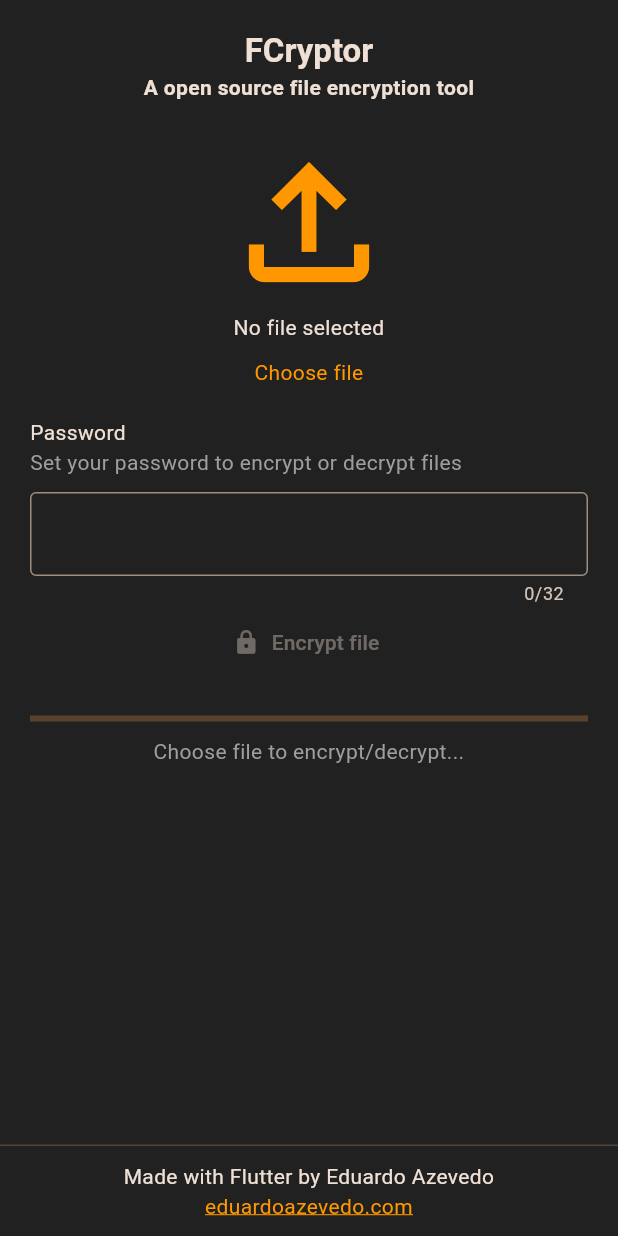
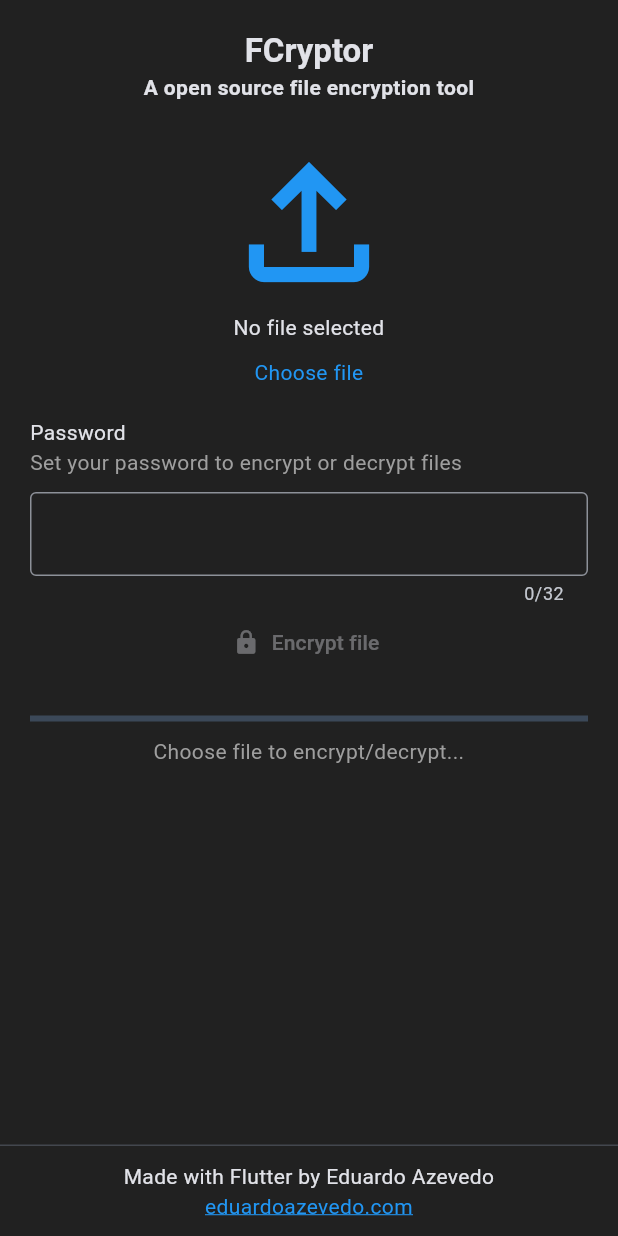
Before and after one commit to eduardoazvd17/fcryptor, a Flutter app: the screen it shows after launch, on a phone screen of 412 x 824 dp. Run offline on Flutter 3.47's test engine with Material 3 defaults, Android fonts, the phone set to English and light mode, and no system bars; our stand-ins replace file_picker; missing offline and left inert: encrypt, window_manager.

Commit message:
Change theme

```diff
--- a/lib/main.dart
+++ b/lib/main.dart
@@ -34,13 +34,12 @@ class MyApp extends StatelessWidget {
       title: 'FCryptor',
       theme: ThemeData(
         colorScheme: ColorScheme.fromSeed(
-          seedColor: Colors.orange,
+          seedColor: Colors.blue,
           brightness: Brightness.dark,
-          primary: Colors.orange,
-          background: Colors.grey.shade900,
+          primary: Colors.blue,
         ),
         scaffoldBackgroundColor: Colors.grey.shade900,
-        primaryColor: Colors.orange,
+        primaryColor: Colors.blue,
         useMaterial3: true,
       ),
       home: const HomePage(),
--- a/lib/services/file_encryption_service.dart
+++ b/lib/services/file_encryption_service.dart
@@ -5,15 +5,13 @@ import 'package:fcryptor/services/file_picker_service.dart';
 import 'package:fcryptor/utils/constants.dart';
 import 'package:fcryptor/utils/file_extension.dart';
 
-const _kDefaultPaddingChar = 'x';
-
 class FileEncryptionService {
   FileEncryptionService._();
 
   static Future<File?> start(
     File file,
     String key, {
-    String paddingChar = _kDefaultPaddingChar,
+    String paddingChar = kDefaultPaddingChar,
   }) async {
     if (file.path.endsWith(kEncryptedFileExtension)) {
       return await _decrypt(file, key, paddingChar: paddingChar);
@@ -25,7 +23,7 @@ class FileEncryptionService {
   static Future<File?> _encrypt(
     File file,
     String key, {
-    String paddingChar = _kDefaultPaddingChar,
+    String paddingChar = kDefaultPaddingChar,
   }) async {
     try {
       final normalizedKey = _normalizeKey(key, paddingChar);
@@ -49,7 +47,7 @@ class FileEncryptionService {
   static Future<File?> _decrypt(
     File file,
     String key, {
-    String paddingChar = _kDefaultPaddingChar,
+    String paddingChar = kDefaultPaddingChar,
   }) async {
     try {
       final normalizedKey = _normalizeKey(key, paddingChar);
```
